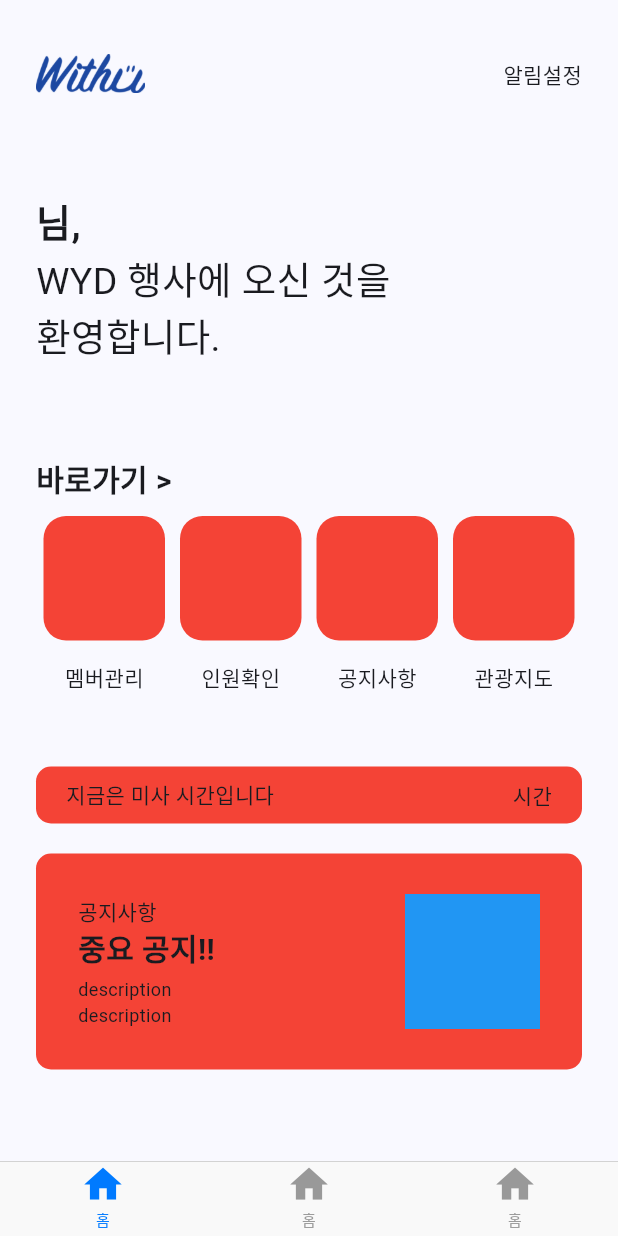
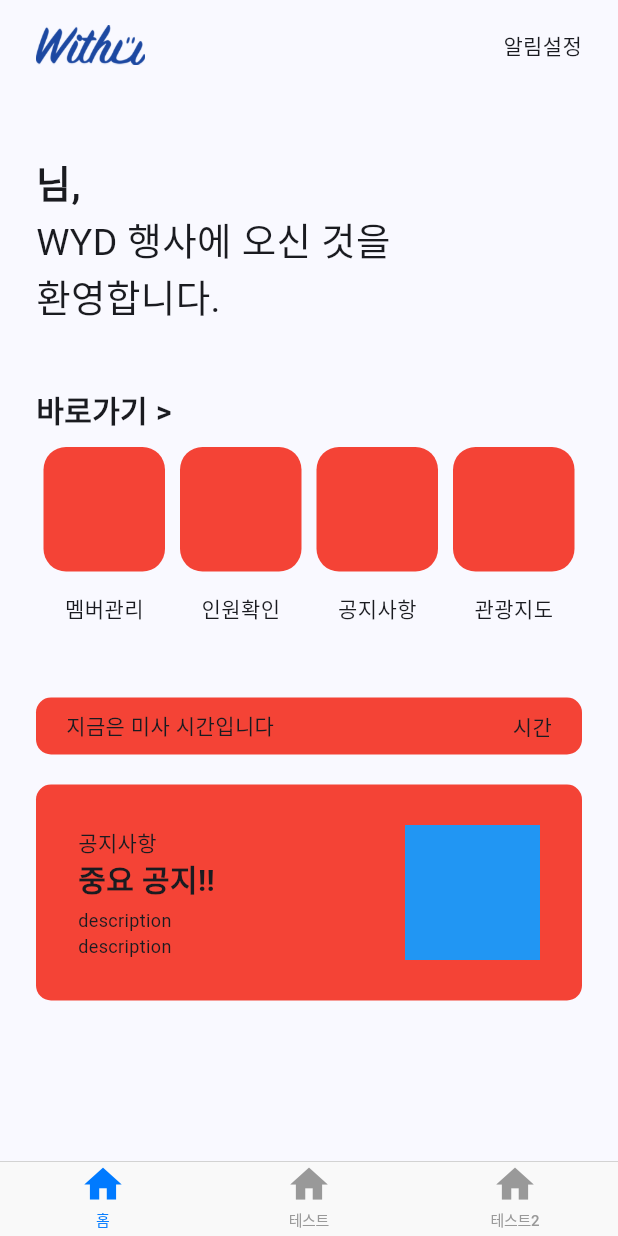
Before and after one commit to Diving-Seagull/With-u, a Flutter app: the HomeView screen opened directly, on a phone screen of 412 x 824 dp. Run offline on Flutter 3.47's test engine with Material 3 defaults, Android fonts, the phone set to English and light mode, and no system bars; our stand-ins replace device_info, firebase_core, firebase_messaging, flutter_blue_plus, flutter_dotenv, flutter_local_notifications and 3 more; missing offline and left inert: kakao_flutter_sdk_user; accounts and stored records are empty; generated files the repository leaves out were written again.

Commit message:
Design: BottomTabBar 2번 생성되는 문제 해결

```diff
--- a/fe/withu/lib/data/datasource/login_datasource.dart
+++ b/fe/withu/lib/data/datasource/login_datasource.dart
@@ -9,7 +9,7 @@ class LoginDataSource {
 
   // final _uriPath = 'http://10.0.2.2:8080/api/auth';
   // final _uriPath = 'http://127.0.0.1:8080/api/auth';
-  final _uriPath = 'http://192.168.219.112:8080/api/auth';
+  final _uriPath = 'http://192.168.219.117:8080/api/auth';
 
   final Map<String, String> headers = {
     'Content-Type': 'application/json',
--- a/fe/withu/lib/data/datasource/member_datasource.dart
+++ b/fe/withu/lib/data/datasource/member_datasource.dart
@@ -10,7 +10,7 @@ import 'package:withu/data/model/token_dto.dart';
 class MemberDataSource {
   // final _uriPath = 'http://127.0.0.1:8080/api/member';
   // final _uriPath = 'http://10.0.2.2:8080/api/member';
-  final _uriPath = 'http://192.168.219.112:8080/api/member';
+  final _uriPath = 'http://192.168.219.117:8080/api/member';
 
   final Map<String, String> headers = {
     'Content-Type': 'application/json',
--- a/fe/withu/lib/data/datasource/notice_datasource.dart
+++ b/fe/withu/lib/data/datasource/notice_datasource.dart
@@ -11,7 +11,7 @@ class NoticeDataSource {
 
   // final _uriPath = 'http://127.0.0.1:8080/api/notice';
   // final _uriPath = 'http://10.0.2.2:8080/api/notice';
-  final _uriPath = 'http://192.168.219.112:8080/api/notice';
+  final _uriPath = 'http://192.168.219.117:8080/api/notice';
 
   final Map<String, String> headers = {
     'Content-Type': 'application/json',
--- a/fe/withu/lib/ui/global/custom_appbar.dart
+++ b/fe/withu/lib/ui/global/custom_appbar.dart
@@ -9,6 +9,7 @@ class CustomAppBar {
       child: Container(
         height: 80,
         child: CupertinoNavigationBar(
+          backgroundColor: Colors.white,
           leading: Align(
             widthFactor: 1.0,
             alignment: Alignment.center,
--- a/fe/withu/lib/ui/page/main/home_page.dart
+++ b/fe/withu/lib/ui/page/main/home_page.dart
@@ -1,7 +1,6 @@
 import 'package:flutter/cupertino.dart';
 import 'package:provider/provider.dart';
 import 'package:withu/ui/viewmodel/main/home_viewmodel.dart';
-import '../../../data/model/member.dart';
 import '../../view/main/home_view.dart';
 
 class HomePage extends StatelessWidget {
--- a/fe/withu/lib/ui/view/login/add_info_view.dart
+++ b/fe/withu/lib/ui/view/login/add_info_view.dart
@@ -6,10 +6,9 @@ import 'package:withu/ui/global/custom_dialog.dart';
 import 'package:withu/ui/global/device_info.dart';
 import 'package:withu/ui/global/color_data.dart';
 import 'package:withu/ui/page/main/home_page.dart';
+import 'package:withu/ui/view/main/home_view.dart';
 import 'package:withu/ui/viewmodel/login/add_info_viewmodel.dart';
-
 import '../../../data/model/role.dart';
-import '../main/main_view.dart';
 
 class AddInfoView extends StatefulWidget {
   @override
--- a/fe/withu/lib/ui/view/login/login_view.dart
+++ b/fe/withu/lib/ui/view/login/login_view.dart
@@ -6,7 +6,7 @@ import 'package:flutter_secure_storage/flutter_secure_storage.dart';
 import 'package:provider/provider.dart';
 import 'package:withu/ui/page/login/add_info_page.dart';
 import 'package:withu/ui/page/main/home_page.dart';
-import 'package:withu/ui/view/main/main_view.dart';
+import 'package:withu/ui/view/main/home_view.dart';
 import 'package:withu/ui/viewmodel/login/login_viewmodel.dart';
 
 import '../../../data/model/token_dto.dart';
--- a/fe/withu/lib/ui/view/login/splash_view.dart
+++ b/fe/withu/lib/ui/view/login/splash_view.dart
@@ -9,7 +9,8 @@ import 'package:permission_handler/permission_handler.dart';
 import 'package:provider/provider.dart';
 import 'package:withu/data/model/token_dto.dart';
 import 'package:withu/ui/page/login/login_page.dart';
-import 'package:withu/ui/view/main/main_view.dart';
+import 'package:withu/ui/page/main/home_page.dart';
+import 'package:withu/ui/view/main/home_view.dart';
 import 'dart:async';
 
 import 'package:withu/ui/viewmodel/login/splash_viewmodel.dart';
@@ -112,7 +113,7 @@ class _SplashViewState extends State<SplashView> {
     if (mounted) {
       Navigator.pop(context); //Splash 화면 제거
       Navigator.push(
-          context, CupertinoPageRoute(builder: (context) => MainView()));
+          context, CupertinoPageRoute(builder: (context) => HomePage()));
     }
   }
 
--- a/fe/withu/lib/ui/view/main/home_view.dart
+++ b/fe/withu/lib/ui/view/main/home_view.dart
@@ -15,10 +15,11 @@ import 'setting_view.dart';
 
 
 class HomeView extends StatelessWidget {
+  var _isChecked = false;
   late HomeViewModel _homeViewModel;
 
   void init() async {
-    if(_homeViewModel.member == null) {
+    if (_homeViewModel.member == null) {
       await _homeViewModel.getMemberInfo();
       startAdvertisement();
     }
@@ -28,26 +29,34 @@ class HomeView extends StatelessWidget {
   Widget build(BuildContext context) {
     _homeViewModel = Provider.of<HomeViewModel>(context, listen: true);
     WidgetsBinding.instance.addPostFrameCallback((_) {
+      if (!_isChecked) {
+        _isChecked = true;
         init();
+      }
     });
-    return CupertinoTabScaffold(
-        tabBar: CupertinoTabBar(items: const [
+    return SafeArea(
+        top: true,
+        bottom: true,
+        left: true,
+        right: true,
+        child: CupertinoTabScaffold(
+            tabBar: CupertinoTabBar(items: [
               BottomNavigationBarItem(icon: Icon(Icons.home), label: '홈'),
-          BottomNavigationBarItem(icon: Icon(Icons.home), label: '홈'),
-          BottomNavigationBarItem(icon: Icon(Icons.home), label: '홈')
+              BottomNavigationBarItem(icon: Icon(Icons.home), label: '테스트'),
+              BottomNavigationBarItem(icon: Icon(Icons.home), label: '테스트2')
             ]),
-        tabBuilder: (context, index)  {
-          switch(index){
-            case 0:
-              return _HomeView(_homeViewModel);
-            case 1:
-              return SecondView();
-            case 2:
-              return ThirdView();
-            default:
+            tabBuilder: (context, index) {
+              if(index == 0) {
                 return _HomeView(_homeViewModel);
               }
+              else if(index == 1) {
+                return SecondView();
               }
+              else {
+                return ThirdView();
+              }
+            }
+        )
     );
   }
 
@@ -63,31 +72,33 @@ class HomeView extends StatelessWidget {
 }
 
 
-
 class _HomeView extends StatelessWidget {
   late final HomeViewModel _homeViewModel;
+
   _HomeView(this._homeViewModel);
 
   late double _deviceWidth, _deviceHeight;
 
   @override
   Widget build(BuildContext context) {
-    _deviceWidth = MediaQuery.of(context).size.width;
-    _deviceHeight = MediaQuery.of(context).size.height;
+    _deviceWidth = MediaQuery
+        .of(context)
+        .size
+        .width;
+    _deviceHeight = MediaQuery
+        .of(context)
+        .size
+        .height;
     // TODO: implement build
     return Scaffold(
-      body: SafeArea(
-          top: true,
-          bottom: true,
-          left: true,
-          right: true,
-          child: SingleChildScrollView(
+      appBar: PreferredSize(preferredSize: Size.fromHeight(60), child: _topBar(context)),
+        body: SingleChildScrollView(
               child: Container(
                 margin: EdgeInsets.all(24.0),
+                height: _deviceHeight - 60,
                 child: Column(
                   mainAxisAlignment: MainAxisAlignment.start,
                   children: [
-                  _topBar(context),
                     _userInfoSection(),
                     _menuSection(context),
                     _nowScheduleSection(),
@@ -95,13 +106,13 @@ class _HomeView extends StatelessWidget {
                   ],
                 ),
               ),
-          )),
+            )
         );
   }
 
   Widget _topBar(BuildContext context) {
     return Padding(
-      padding: EdgeInsets.only(top: 0, bottom: 16.0, left: 0, right: 0),
+      padding: EdgeInsets.only(left: 24, right: 24, top: 10, bottom: 10),
       child: Row(
         mainAxisAlignment: MainAxisAlignment.spaceBetween,
         crossAxisAlignment: CrossAxisAlignment.center,
@@ -110,7 +121,7 @@ class _HomeView extends StatelessWidget {
             flex: 1,
             child: Container(
               width: _deviceWidth / 2,
-              height: 50,
+              height: 60,
               child: Image.asset(
                 'assets/images/logo_blue.png',
               ),
@@ -120,7 +131,6 @@ class _HomeView extends StatelessWidget {
             flex: 4,
             child: Container(
               width: _deviceWidth / 2,
-              height: 50,
               child: Row(
                 mainAxisAlignment: MainAxisAlignment.end,
                 children: [
@@ -146,7 +156,7 @@ class _HomeView extends StatelessWidget {
 
   Widget _userInfoSection() {
     return Padding(
-        padding: EdgeInsets.symmetric(vertical: 40, horizontal: 0),
+        padding: EdgeInsets.symmetric(vertical: 20, horizontal: 0),
         child: Container(
           width: _deviceWidth,
           child: Column(
@@ -207,7 +217,8 @@ class _HomeView extends StatelessWidget {
                             Navigator.push(
                                 context,
                                 CupertinoPageRoute(
-                                    builder: (context) => NoticePage(_homeViewModel.member)));
+                                    builder: (context) =>
+                                        NoticePage(_homeViewModel.member)));
                           })),
                   Flexible(flex: 1, child: _createMenuBtn('path', '관광지도'))
                 ],
```
Also changed, not shown: fe/withu/lib/main.dart (+9 -1 lines), fe/withu/lib/ui/view/main/main_view.dart (deleted, +0 -48 lines). Lines whose indentation alone changed are shown as unchanged.
